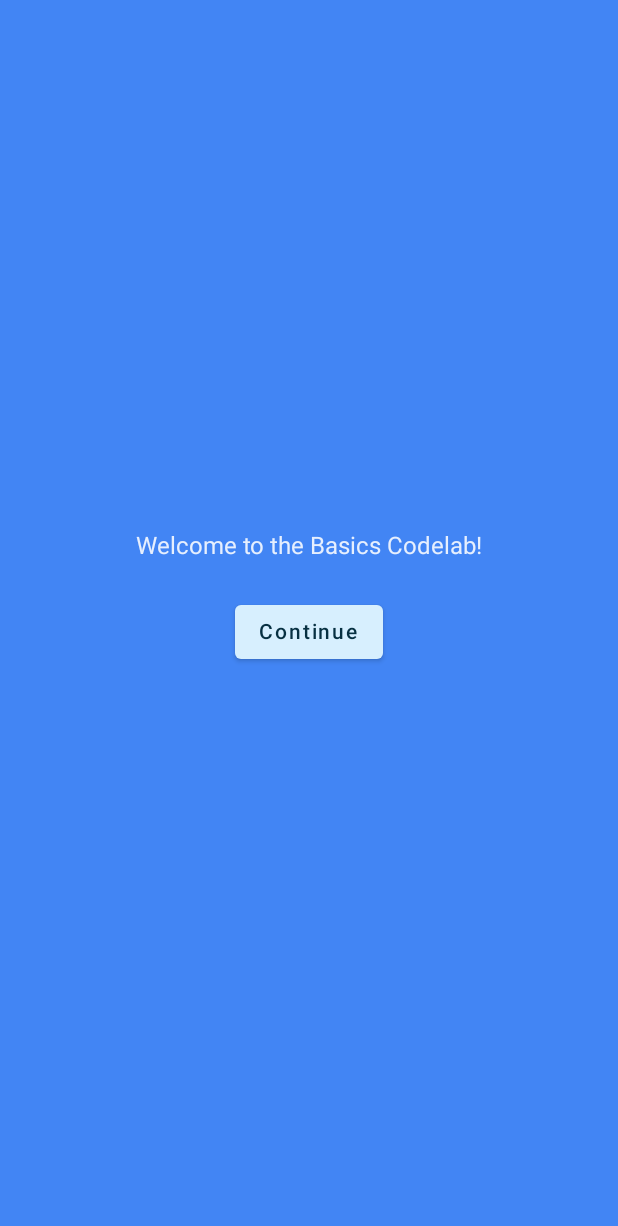
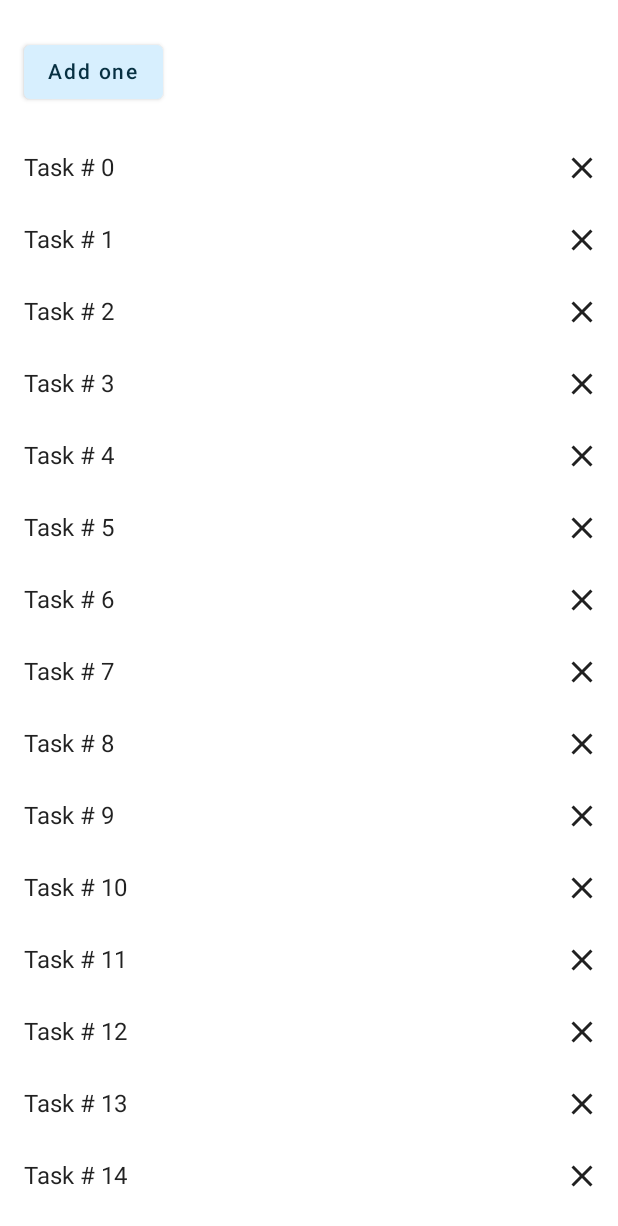
Before and after one commit to Ahsan221B/ComposePlayground, an Android app built with Jetpack Compose: the screen it shows after launch (CodeLabActivity before the commit, StateCodeLabActivity after it), on a phone screen of 412 x 824 dp. Shown: the top 1226 px of the screen. Run offline under Robolectric (Android 15) with nearby library versions, the phone set to English and light mode, and no system bars.

Commit message:
Implemented Wellness CodeLab
+ States in Compose

```diff
--- a/app/build.gradle
+++ b/app/build.gradle
@@ -54,6 +54,7 @@ dependencies {
     implementation 'androidx.lifecycle:lifecycle-runtime-ktx:2.3.1'
     implementation 'androidx.activity:activity-compose:1.3.1'
     implementation "androidx.compose.material:material-icons-extended:$compose_version"
+    implementation "androidx.lifecycle:lifecycle-viewmodel-compose:2.4.1"
     testImplementation 'junit:junit:4.13.2'
     androidTestImplementation 'androidx.test.ext:junit:1.1.3'
     androidTestImplementation 'androidx.test.espresso:espresso-core:3.4.0'
--- /dev/null
+++ b/app/src/main/java/com/iahsanmustafa/composeplayground/ui/StateCodeLab/StateCodeLabActivity.kt
@@ -0,0 +1,80 @@
+package com.iahsanmustafa.composeplayground.ui.StateCodeLab
+
+import android.os.Bundle
+import androidx.activity.ComponentActivity
+import androidx.activity.compose.setContent
+import androidx.compose.foundation.layout.Column
+import androidx.compose.foundation.layout.fillMaxSize
+import androidx.compose.foundation.layout.padding
+import androidx.compose.material.Button
+import androidx.compose.material.MaterialTheme
+import androidx.compose.material.Surface
+import androidx.compose.material.Text
+import androidx.compose.runtime.*
+import androidx.compose.runtime.saveable.rememberSaveable
+import androidx.compose.ui.Modifier
+import androidx.compose.ui.tooling.preview.Preview
+import androidx.compose.ui.unit.dp
+import com.iahsanmustafa.composeplayground.ui.theme.ComposePlaygroundTheme
+
+
+class StateCodeLabActivity : ComponentActivity() {
+    override fun onCreate(savedInstanceState: Bundle?) {
+        super.onCreate(savedInstanceState)
+        setContent {
+            ComposePlaygroundTheme {
+                // A surface container using the 'background' color from the theme
+                Surface(
+                    modifier = Modifier.fillMaxSize(),
+                    color = MaterialTheme.colors.background
+                ) {
+                    WellnessScreen()
+                }
+            }
+        }
+    }
+}
+
+@Composable
+fun StatefulCounter(modifier: Modifier = Modifier){
+    var count by rememberSaveable { mutableStateOf(0) }
+    StatelessCounter(count = count, onIncrement = { count++ })
+}
+
+
+@Composable
+fun StatelessCounter(
+    count: Int,
+    onIncrement: () -> Unit,
+    modifier: Modifier = Modifier
+) {
+    Column(modifier = modifier.padding(16.dp)) {
+        if (count > 0) {
+            Text("You've had $count glasses.")
+        }
+        Button(onClick = onIncrement, Modifier.padding(top = 8.dp), enabled = count < 10) {
+            Text("Add one")
+        }
+    }
+
+}
+
+/*
+@Composable
+fun WaterCounter(modifier: Modifier = Modifier) {
+    Column(modifier = modifier.padding(16.dp)) {
+        var count by rememberSaveable { mutableStateOf(0) }
+        if (count > 0) {
+            Text("You've had $count glasses.")
+        }
+        Button(onClick = { count++ }, Modifier.padding(top = 8.dp), enabled = count < 10) {
+            Text("Add one")
+        }
+    }
+}*/
+
+@Preview
+@Composable
+fun WaterCounterPreview() {
+    StatefulCounter()
+}
--- /dev/null
+++ b/app/src/main/java/com/iahsanmustafa/composeplayground/ui/StateCodeLab/WellnessScreen.kt
@@ -0,0 +1,26 @@
+package com.iahsanmustafa.composeplayground.ui.StateCodeLab
+
+import androidx.compose.foundation.layout.Column
+import androidx.compose.foundation.layout.Row
+import androidx.compose.runtime.Composable
+import androidx.compose.runtime.remember
+import androidx.compose.runtime.toMutableStateList
+import androidx.compose.ui.Modifier
+import androidx.lifecycle.viewmodel.compose.viewModel
+
+@Composable
+fun WellnessScreen(
+    modifier: Modifier = Modifier,
+    wellnessViewModel: WellnessViewModel = viewModel()
+) {
+    Column {
+        StatefulCounter(modifier = modifier)
+        WellnessTasksList(
+            list = wellnessViewModel.tasks,
+            onCheckedTask = { task, checked ->
+                wellnessViewModel.changeTaskChecked(task, checked)
+            },
+            onCloseTask = { task -> wellnessViewModel.remove(task) }
+        )
+    }
+}
--- /dev/null
+++ b/app/src/main/java/com/iahsanmustafa/composeplayground/ui/StateCodeLab/WellnessTask.kt
@@ -0,0 +1,14 @@
+package com.iahsanmustafa.composeplayground.ui.StateCodeLab
+
+import androidx.compose.runtime.MutableState
+import androidx.compose.runtime.getValue
+import androidx.compose.runtime.mutableStateOf
+import androidx.compose.runtime.setValue
+
+class WellnessTask(
+    val id: Int,
+    val label: String,
+    initialChecked: Boolean = false
+) {
+    var checked by mutableStateOf(initialChecked)
+}
--- /dev/null
+++ b/app/src/main/java/com/iahsanmustafa/composeplayground/ui/StateCodeLab/WellnessTaskItem.kt
@@ -0,0 +1,38 @@
+package com.iahsanmustafa.composeplayground.ui.StateCodeLab
+
+import androidx.compose.foundation.layout.Row
+import androidx.compose.foundation.layout.padding
+import androidx.compose.material.Checkbox
+import androidx.compose.material.Icon
+import androidx.compose.material.IconButton
+import androidx.compose.material.Text
+import androidx.compose.material.icons.Icons
+import androidx.compose.material.icons.filled.Close
+import androidx.compose.runtime.*
+import androidx.compose.ui.Alignment
+import androidx.compose.ui.Modifier
+import androidx.compose.ui.unit.dp
+
+@Composable
+fun WellnessTaskItem(
+    taskName: String,
+    checked: Boolean,
+    onCheckedChange: (Boolean) -> Unit,
+    onClose: () -> Unit,
+    modifier: Modifier = Modifier
+) {
+    Row(
+        modifier = modifier, verticalAlignment = Alignment.CenterVertically
+    ) {
+        Text(
+            text = taskName,
+            modifier = Modifier
+                .weight(1f)
+                .padding(start = 16.dp)
+        )
+        Checkbox(checked = checked, onCheckedChange = onCheckedChange)
+        IconButton(onClick = onClose) {
+            Icon(imageVector = Icons.Default.Close, contentDescription = "Close Task")
+        }
+    }
+}
--- /dev/null
+++ b/app/src/main/java/com/iahsanmustafa/composeplayground/ui/StateCodeLab/WellnessTasksList.kt
@@ -0,0 +1,28 @@
+package com.iahsanmustafa.composeplayground.ui.StateCodeLab
+
+import androidx.compose.foundation.lazy.LazyColumn
+import androidx.compose.foundation.lazy.items
+import androidx.compose.runtime.Composable
+import androidx.compose.ui.Modifier
+
+@Composable
+fun WellnessTasksList(
+    list: List<WellnessTask>,
+    onCheckedTask: (WellnessTask, Boolean) -> Unit,
+    onCloseTask: (WellnessTask) -> Unit,
+    modifier: Modifier = Modifier
+) {
+    LazyColumn(modifier = modifier) {
+        items(
+            items = list,
+            key = { task -> task.id }
+        ) { task ->
+            WellnessTaskItem(
+                taskName = task.label,
+                checked = task.checked,
+                onCheckedChange = { checked -> onCheckedTask(task, checked) },
+                onClose = { onCloseTask(task) }
+            )
+        }
+    }
+}
--- /dev/null
+++ b/app/src/main/java/com/iahsanmustafa/composeplayground/ui/StateCodeLab/WellnessViewModel.kt
@@ -0,0 +1,24 @@
+package com.iahsanmustafa.composeplayground.ui.StateCodeLab
+
+import androidx.compose.runtime.toMutableStateList
+import androidx.lifecycle.ViewModel
+
+class WellnessViewModel : ViewModel() {
+    private val _tasks = getWellnessTasks().toMutableStateList()
+    val tasks: List<WellnessTask>
+        get() = _tasks
+
+
+    fun remove(item: WellnessTask) {
+        _tasks.remove(item)
+    }
+
+    fun changeTaskChecked(item: WellnessTask, checked: Boolean) =
+        tasks.find { it.id == item.id }?.let { task ->
+            task.checked = checked
+        }
+}
+
+private fun getWellnessTasks() = List(30) { i ->
+    WellnessTask(i, "Task # $i")
+}
--- a/app/src/main/res/values/strings.xml
+++ b/app/src/main/res/values/strings.xml
@@ -4,4 +4,5 @@
     <string name="show_less">Show less</string>
     <string name="show_more">Show more</string>
     <string name="lorem_ipsum">Lorem ipsum dolor sit amet. Ut placeat inventore qui ducimus assumenda et quod quia vel rerum atque ut exercitationem quia est numquam molestias et nihil exercitationem. Qui similique galisum aut provident adipisci id expedita Quis ab mollitia aperiam et possimus dolorem est similique rerum vel repellendus dolorem. 33 recusandae omnis ut voluptatum minus ad molestiae ipsam et eaque numquam. Sit atque quisquam ea numquam molestias nam facere voluptatum!</string>
+    <string name="title_activity_state_code_lab">StateCodeLabActivity</string>
 </resources>
```
Also changed, not shown: app/src/main/AndroidManifest.xml (+9 -4 lines).
